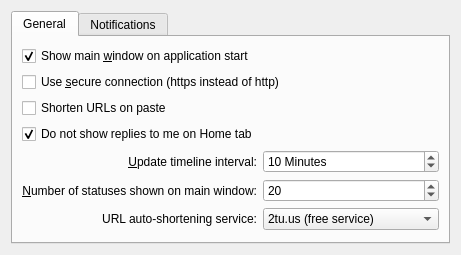
Old version of the form src/prefs_base.ui in the repository KDE/choqok.
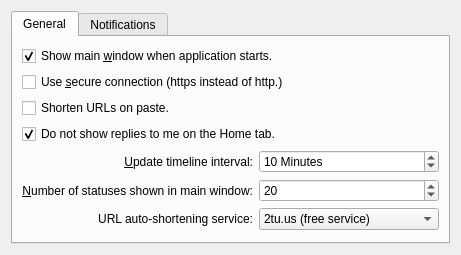
New version of the form. Custom widgets are drawn as their Qt base class.

```diff
--- a/src/prefs_base.ui
+++ b/src/prefs_base.ui
@@ -25,7 +25,7 @@
          <item>
           <widget class="QCheckBox" name="kcfg_showMainWinOnStart" >
            <property name="text" >
-            <string>Show main &amp;window on application start</string>
+            <string>Show main &amp;window when application starts.</string>
            </property>
            <property name="checked" >
             <bool>true</bool>
@@ -38,7 +38,7 @@
             <bool>true</bool>
            </property>
            <property name="text" >
-            <string>Use &amp;secure connection (https instead of http)</string>
+            <string>Use &amp;secure connection (https instead of http.)</string>
            </property>
           </widget>
          </item>
@@ -52,14 +52,14 @@
 &lt;p style=" margin-top:0px; margin-bottom:0px; margin-left:0px; margin-right:0px; -qt-block-indent:0; text-indent:0px;">&lt;span style=" font-weight:600;">Note:&lt;/span> It takes time to get short url from server&lt;/p>&lt;/body>&lt;/html></string>
            </property>
            <property name="text" >
-            <string>Shorten URLs on paste</string>
+            <string>Shorten URLs on paste.</string>
            </property>
           </widget>
          </item>
          <item>
           <widget class="QCheckBox" name="kcfg_doNotShowRepliesOnHome" >
            <property name="text" >
-            <string>Do not show replies to me on Home tab</string>
+            <string>Do not show replies to me on the Home tab.</string>
            </property>
            <property name="checked" >
             <bool>true</bool>
@@ -163,7 +163,7 @@
               </size>
              </property>
              <property name="text" >
-              <string>&amp;Number of statuses shown on main window:</string>
+              <string>&amp;Number of statuses shown in main window:</string>
              </property>
              <property name="alignment" >
               <set>Qt::AlignRight|Qt::AlignTrailing|Qt::AlignVCenter</set>
```
Left out of the diff: 8 changed lines with no effect on the pictures.
